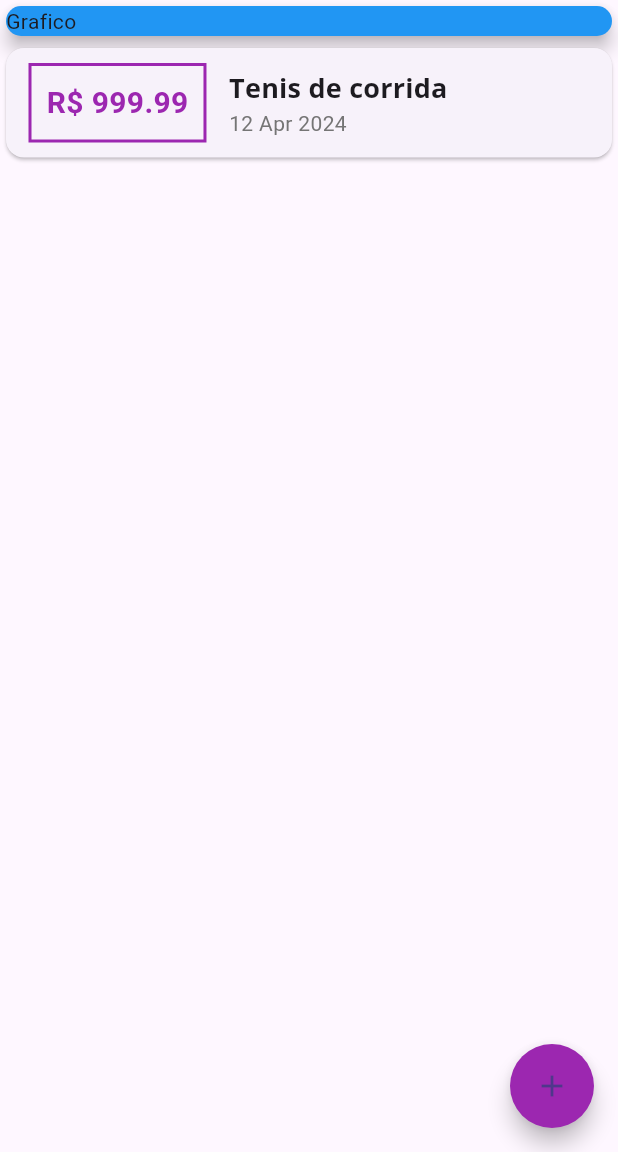
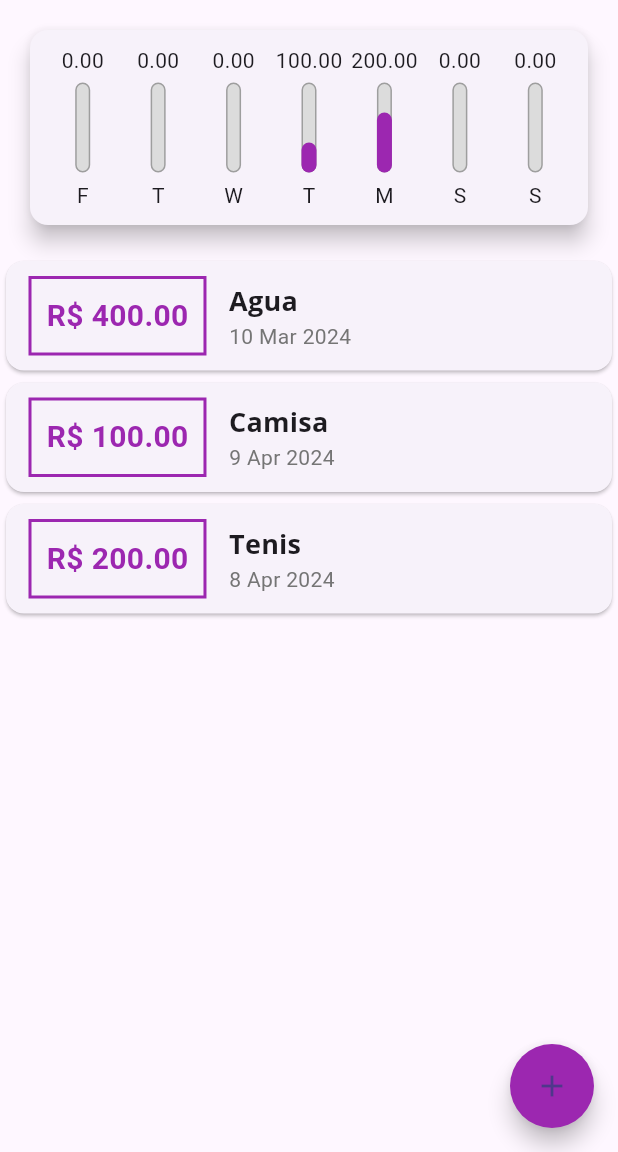
Before and after one commit to VORP2830/Expenses, a Flutter app: the screen it shows after launch, on a phone screen of 412 x 824 dp, the part 84-1236 px from its top. Run offline on Flutter 3.47's test engine with Material 3 defaults, Android fonts, the phone set to English and light mode, and no system bars.

Commit message:
Aula 117 - 127

```diff
--- /dev/null
+++ b/lib/components/chart.dart
@@ -0,0 +1,65 @@
+import 'package:expenses/components/chart_bar.dart';
+import 'package:flutter/material.dart';
+import '../models/transaction.dart';
+import 'package:intl/intl.dart';
+
+class Chart extends StatelessWidget {
+  final List<Transaction> recentTransaction;
+
+  Chart(this.recentTransaction);
+
+  List<Map<String, Object>> get groupedTransactions {
+    return List.generate(
+      7,
+      (index) {
+        final weekDay = DateTime.now().subtract(Duration(days: index));
+
+        double totalSum = 0.0;
+
+        for (var i = 0; i < recentTransaction.length; i++) {
+          bool sameDay = recentTransaction[i].date.day == weekDay.day;
+          bool sameMonth = recentTransaction[i].date.month == weekDay.month;
+          bool sameYear = recentTransaction[i].date.year == weekDay.year;
+          if (sameDay && sameMonth && sameYear) {
+            totalSum += recentTransaction[i].value;
+          }
+        }
+
+        return {
+          'day': DateFormat.E().format(weekDay)[0],
+          'value': totalSum,
+        };
+      },
+    );
+  }
+
+  double get _weekTotalValue {
+    return groupedTransactions.fold(0.0, (sum, t) {
+      return sum + (t['value'] as double);
+    });
+  }
+
+  @override
+  Widget build(BuildContext context) {
+    return Card(
+      elevation: 6,
+      margin: EdgeInsets.all(20),
+      child: Padding(
+        padding: const EdgeInsets.all(10.0),
+        child: Row(
+          mainAxisAlignment: MainAxisAlignment.spaceAround,
+          children: groupedTransactions.map((t) {
+            return Flexible(
+              fit: FlexFit.tight,
+              child: ChartBar(
+                label: t['day'].toString(),
+                value: double.parse(t['value'].toString()),
+                percentage: (t['value'] as double)/_weekTotalValue,
+              ),
+            );
+          }).toList(),
+        ),
+      ),
+    );
+  }
+}
--- /dev/null
+++ b/lib/components/chart_bar.dart
@@ -0,0 +1,63 @@
+import 'package:flutter/material.dart';
+import 'package:flutter/widgets.dart';
+
+class ChartBar extends StatelessWidget {
+  final String label;
+  final double value;
+  final double percentage;
+
+  ChartBar({
+    required this.label,
+    required this.value,
+    required this.percentage,
+  });
+  @override
+  Widget build(BuildContext context) {
+    return Column(
+      children: <Widget>[
+        FittedBox(
+          child: Text(
+            '${value.toStringAsFixed(2)}',
+          ),
+        ),
+        SizedBox(
+          height: 5,
+        ),
+        Container(
+          height: 60,
+          width: 10,
+          child: Stack(
+            alignment: Alignment.bottomCenter,
+            children: <Widget>[
+              Container(
+                decoration: BoxDecoration(
+                  border: Border.all(
+                    color: Colors.grey,
+                    width: 1.0,
+                  ),
+                  color: Color.fromRGBO(220, 220, 220, 1),
+                  borderRadius: BorderRadius.circular(5),
+                ),
+              ),
+              FractionallySizedBox(
+                heightFactor: percentage,
+                child: Container(
+                  decoration: BoxDecoration(
+                    color: Theme.of(context).primaryColor,
+                    borderRadius: BorderRadius.circular(5),
+                  ),
+                ),
+              ),
+            ],
+          ),
+        ),
+        SizedBox(
+          height: 5,
+        ),
+        Text(
+          label,
+        )
+      ],
+    );
+  }
+}
--- a/lib/components/transaction_list.dart
+++ b/lib/components/transaction_list.dart
@@ -11,7 +11,26 @@ class TransactionList extends StatelessWidget {
   Widget build(BuildContext context) {
     return Container(
       height: 500,
-      child: ListView.builder(
+      child: transaction.isEmpty
+          ? Column(
+              children: <Widget>[
+                Text(
+                  "Nenhuma transacao cadastrada",
+                  style: Theme.of(context).textTheme.titleMedium,
+                ),
+                SizedBox(
+                  height: 20,
+                ),
+                Container(
+                  height: 400,
+                  child: Image.asset(
+                    'assets/images/waiting.png',
+                    fit: BoxFit.cover,
+                  ),
+                ),
+              ],
+            )
+          : ListView.builder(
               itemCount: transaction.length,
               itemBuilder: (ctx, index) {
                 final tr = transaction[index];
--- a/lib/main.dart
+++ b/lib/main.dart
@@ -1,4 +1,5 @@
 import 'dart:ui';
+import 'package:expenses/components/chart.dart';
 import 'package:expenses/components/transaction_list.dart';
 import 'package:expenses/models/transaction.dart';
 import 'package:flutter/cupertino.dart';
@@ -45,14 +46,38 @@ class MyHomeApp extends StatefulWidget {
   State<MyHomeApp> createState() => _MyHomeAppState();
 }
 
-final _transactions = [
+final List<Transaction> _transactions = [
+  Transaction(
+    id: 'T0',
+    title: 'Agua',
+    value: 400,
+    date: DateTime.now().subtract(Duration(days: 33)),
+  ),
   Transaction(
     id: 'T1',
-    title: 'Tenis de corrida',
-    value: 999.99,
-    date: DateTime.now(),
+    title: 'Camisa',
+    value: 100,
+    date: DateTime.now().subtract(Duration(days: 3)),
+  ),
+  Transaction(
+    id: 'T2',
+    title: 'Tenis',
+    value: 200,
+    date: DateTime.now().subtract(Duration(days: 4)),
   ),
 ];
+
+List<Transaction> get _recentTransactions {
+  return _transactions.where(
+    (t) {
+      return t.date.isAfter(
+        DateTime.now().subtract(
+          Duration(days: 7),
+        ),
+      );
+    },
+  ).toList();
+}
 
 class _MyHomeAppState extends State<MyHomeApp> {
   _addTransaction(String title, double value) {
@@ -103,15 +128,8 @@ class _MyHomeAppState extends State<MyHomeApp> {
       body: Column(
         crossAxisAlignment: CrossAxisAlignment.stretch,
         children: <Widget>[
-          Container(
-            width: double.infinity,
-            child: Card(
-              color: Colors.blue,
-              child: Text(
-                'Grafico',
-              ),
-              elevation: 5,
-            ),
+          Chart(
+            _recentTransactions,
           ),
           TransactionList(
             _transactions,
--- a/pubspec.yaml
+++ b/pubspec.yaml
@@ -60,8 +60,8 @@ flutter:
   uses-material-design: true
 
   # To add assets to your application, add an assets section, like this:
-  # assets:
-  #   - images/a_dot_burr.jpeg
+  assets:
+    - assets/images/waiting.png
   #   - images/a_dot_ham.jpeg
 
   # An image asset can refer to one or more resolution-specific "variants", see
```
Also changed, not shown: assets/images/waiting.png (added). Lines whose indentation alone changed are shown as unchanged.
